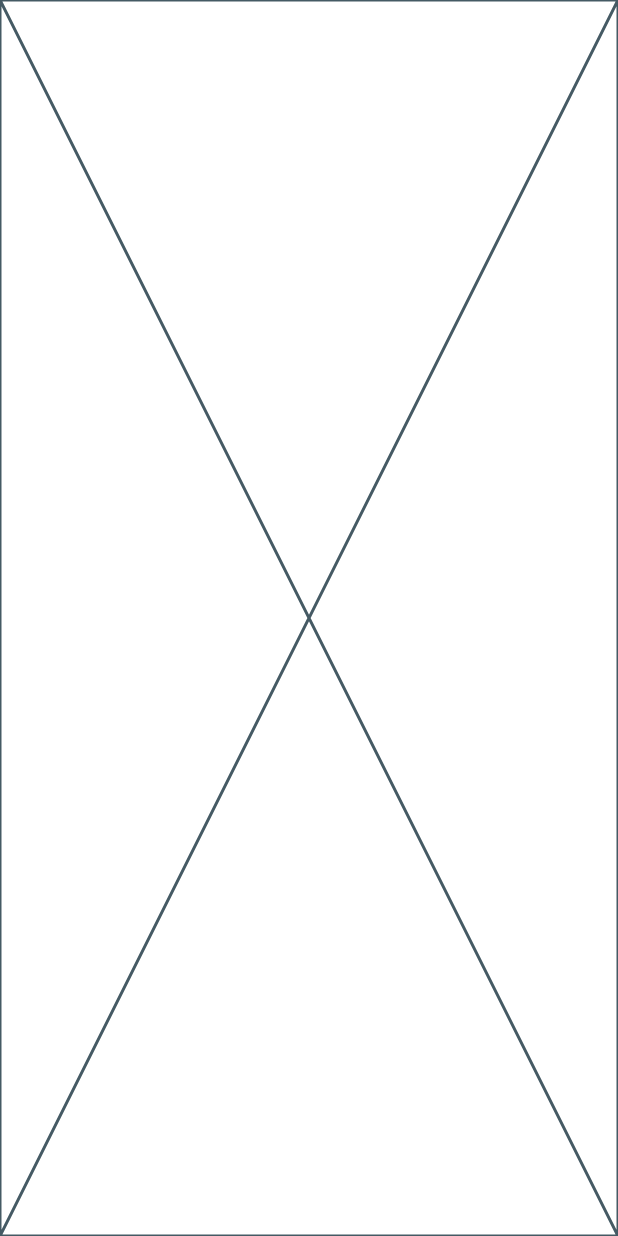
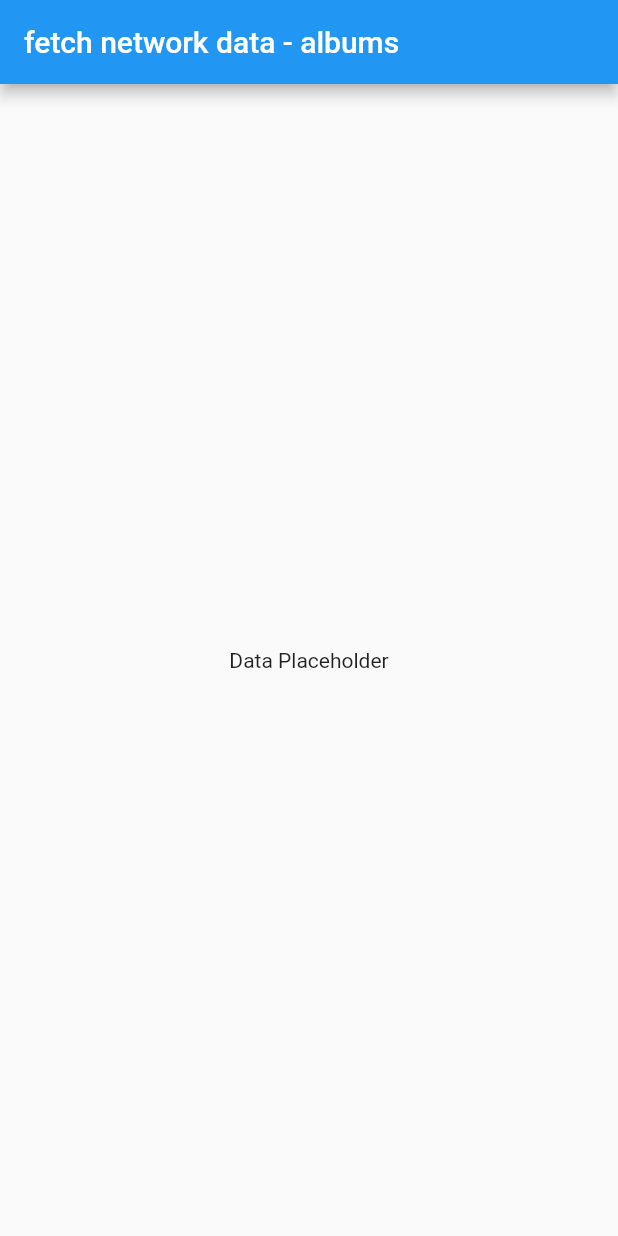
Before and after one commit to carlstep/flutter_fetch_network_data_albums, a Flutter app: the screen it shows after launch, on a phone screen of 412 x 824 dp. Run offline on Flutter 3.47's test engine with Material 2 defaults, Android fonts, the light colour scheme and no system bars.

Commit message:
setup scaffold and app theme

```diff
--- a/lib/main.dart
+++ b/lib/main.dart
@@ -1,4 +1,10 @@
+import 'package:flutter/gestures.dart';
 import 'package:flutter/material.dart';
+import 'package:http/http.dart' as http;
+
+Future<http.Response> fetchAlbum() {
+  return http.get(Uri.parse('https://jsonplaceholder.typicode.com/albums/1'));
+}
 
 void main() {
   runApp(const MyApp());
@@ -14,6 +20,17 @@ class MyApp extends StatefulWidget {
 class _MyAppState extends State<MyApp> {
   @override
   Widget build(BuildContext context) {
-    return const Placeholder();
+    return MaterialApp(
+      title: 'fetch network data - albums',
+      theme: ThemeData(primarySwatch: Colors.blue),
+      home: Scaffold(
+        appBar: AppBar(
+          title: Text('fetch network data - albums'),
+        ),
+        body: Center(
+          child: Text('Data Placeholder'),
+        ),
+      ),
+    );
   }
 }
```
